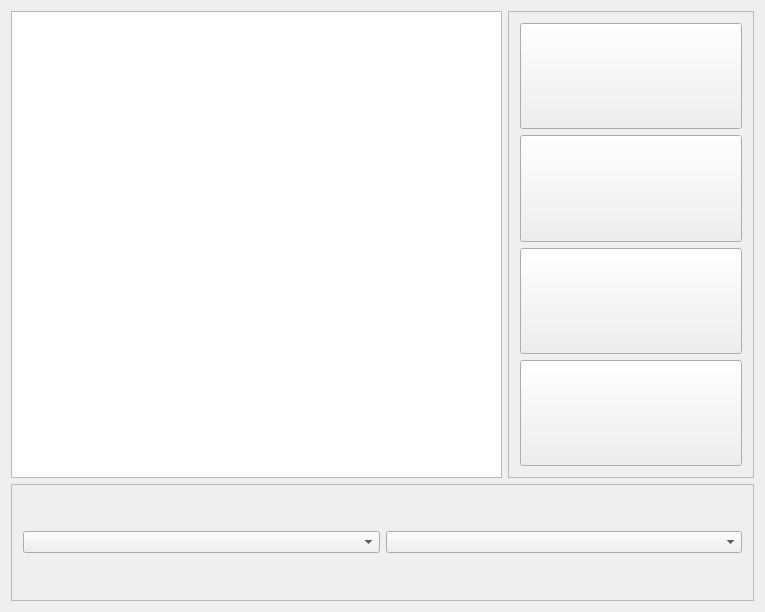
Old version of the form theater_qt/ui/mk_browse_movie.ui in the repository MediaKraken/MediaKraken_Deployment.
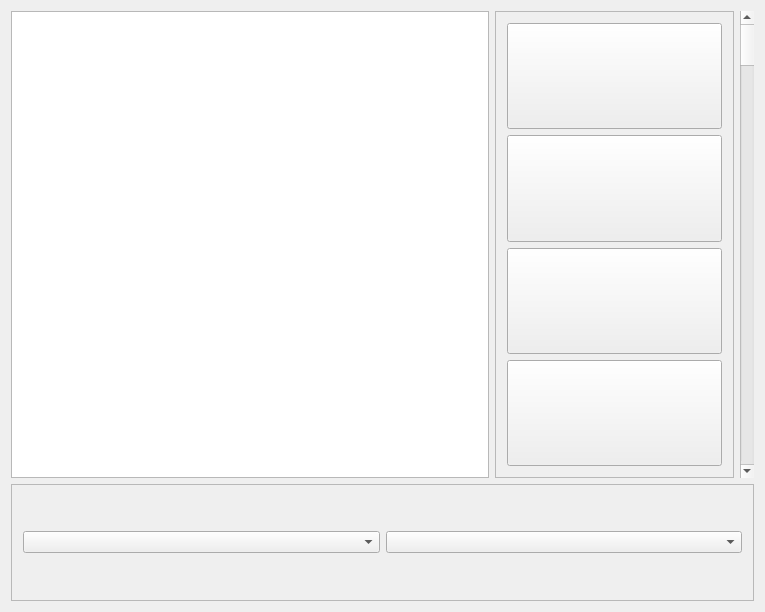
New version of the form. Icons and pictures are not drawn.

Commit message: scroll bar

```diff
--- a/theater_qt/ui/mk_browse_movie.ui
+++ b/theater_qt/ui/mk_browse_movie.ui
@@ -101,8 +101,18 @@
       </layout>
      </widget>
     </item>
-    <item row="1" column="0" colspan="3">
-     <widget class="QFrame" name="main_frame_bottom">
+    <item row="0" column="0" colspan="2">
+     <widget class="QGraphicsView" name="graphicsView"/>
+    </item>
+    <item row="0" column="3">
+     <widget class="QScrollBar" name="browse_movie_vert_scroll">
+      <property name="orientation">
+       <enum>Qt::Vertical</enum>
+      </property>
+     </widget>
+    </item>
+    <item row="1" column="0" colspan="4">
+     <widget class="QFrame" name="browse_movie_frame_bottom">
       <property name="sizePolicy">
        <sizepolicy hsizetype="Preferred" vsizetype="Preferred">
         <horstretch>1</horstretch>
```
Left out of the diff: 5 changed lines with no effect on the pictures. The commit also changes 1 other file.
